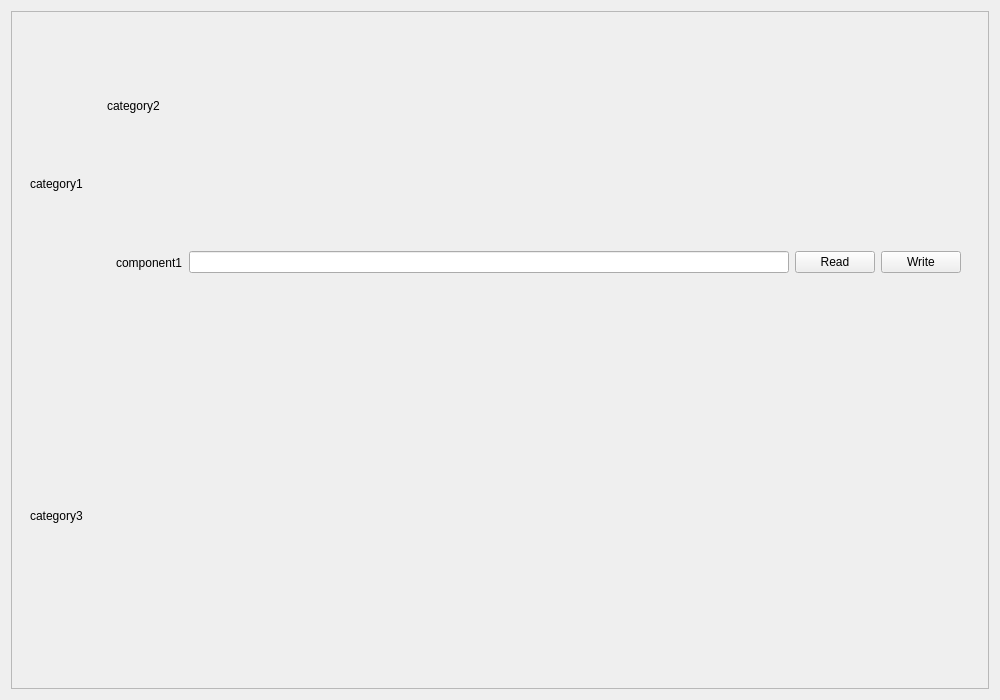
YeonungK/YonKu, file GUI/ui_files/instrument_control_uis/test_model_ui.ui: the form before one commit.
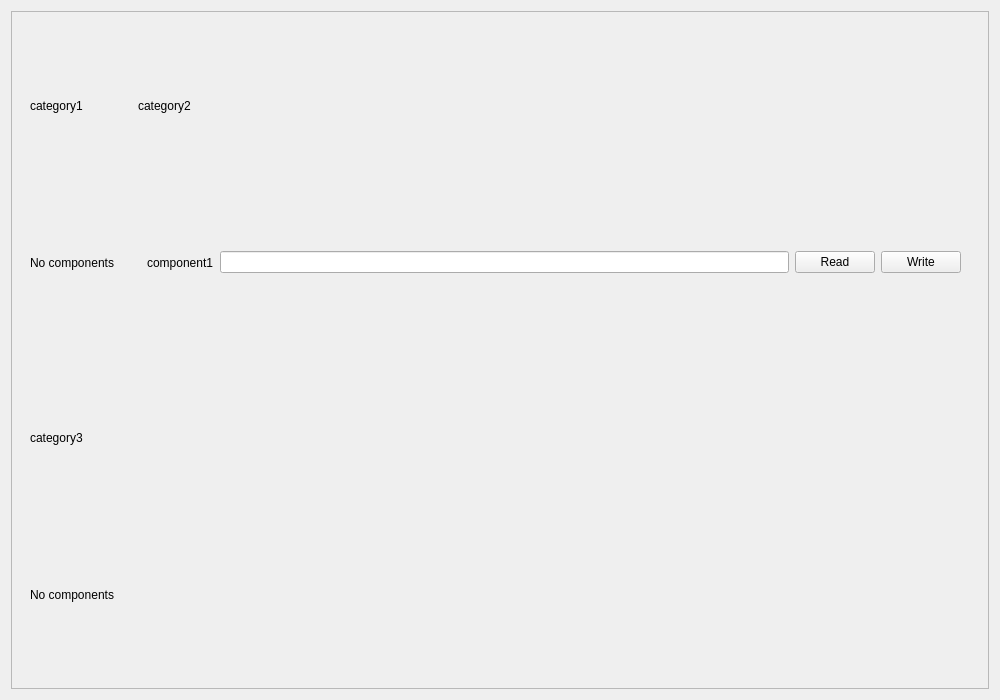
The form after the commit.

Diff of the .ui file:
```diff
--- a/GUI/ui_files/instrument_control_uis/test_model_ui.ui
+++ b/GUI/ui_files/instrument_control_uis/test_model_ui.ui
@@ -39,11 +39,13 @@
             </property>
            </widget>
           </item>
+          <item>
           <widget class="QLabel" name="category1_emptyLabel">
            <property name="text">
             <string>No components</string>
            </property>
           </widget>
+          </item>
          </layout>
         </widget>
        </item>
@@ -104,11 +106,13 @@
             </property>
            </widget>
           </item>
+          <item>
           <widget class="QLabel" name="category3_emptyLabel">
            <property name="text">
             <string>No components</string>
            </property>
           </widget>
+          </item>
          </layout>
         </widget>
        </item>
```
Lines whose indentation alone changed are shown as unchanged.
